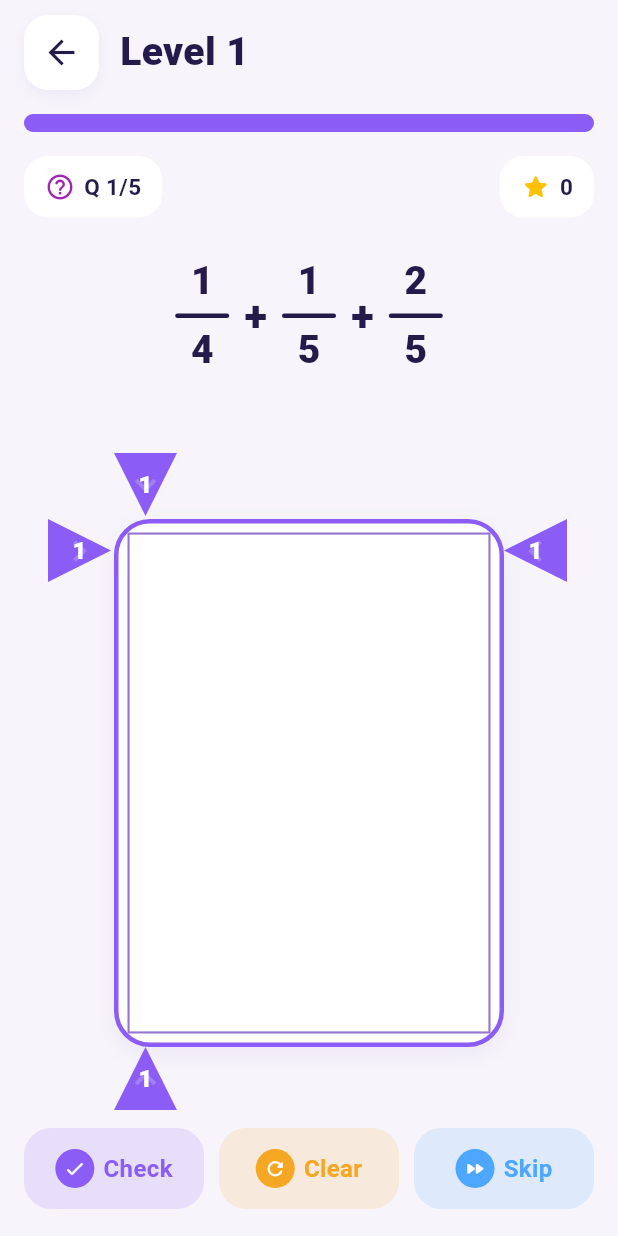
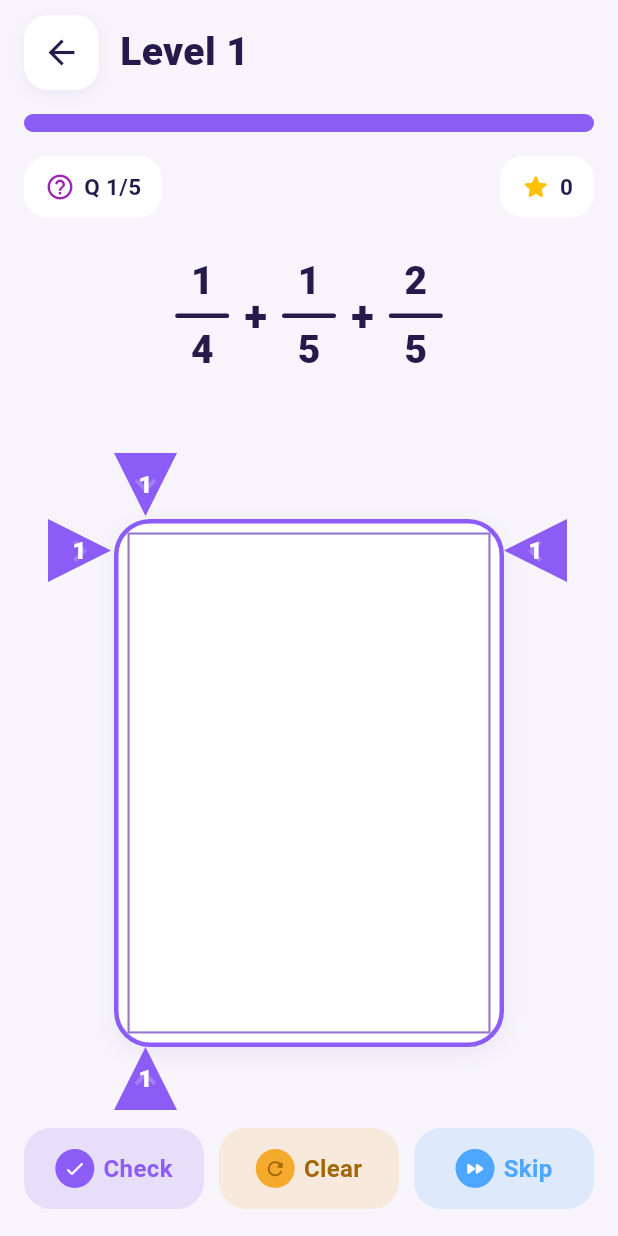
Before and after one commit to SyalbiaNoor/Simple-Maths-Mobile-Game, a Flutter app: the screen it shows after launch, after a tap on "Level 1", on a phone screen of 412 x 824 dp. Run offline on Flutter 3.47's test engine with Material 3 defaults, Android fonts, the phone set to English and light mode, and no system bars; our stand-ins replace get.

Commit message:
fixed row slider bug

```diff
--- a/lib/controllers/game_controller.dart
+++ b/lib/controllers/game_controller.dart
@@ -106,13 +106,17 @@ class GameController extends GetxController {
 
     horizontalHandleX.value += dx;
 
+    final double maxHorizontalRange = (containerWidth - 42) > 0
+        ? (containerWidth - 42)
+        : 1; // ensure positive divisor
+
     horizontalHandleX.value = horizontalHandleX.value.clamp(
       0,
-      containerWidth - 40,
+      maxHorizontalRange,
     );
 
     cols.value =
-        ((horizontalHandleX.value / (containerWidth - 40)) * 9).round() + 1;
+        ((horizontalHandleX.value / maxHorizontalRange) * 9).round() + 1;
 
     updateGrid();
   }
@@ -122,13 +126,13 @@ class GameController extends GetxController {
 
     verticalHandleY.value += dy;
 
-    verticalHandleY.value = verticalHandleY.value.clamp(
-      0,
-      containerHeight - 40,
-    );
+    final double maxVerticalRange = (containerHeight - 84) > 0
+        ? (containerHeight - 84)
+        : 1; // keep positive divisor (triangle height accounted)
 
-    rows.value =
-        ((verticalHandleY.value / (containerHeight - 40)) * 9).round() + 1;
+    verticalHandleY.value = verticalHandleY.value.clamp(0, maxVerticalRange);
+
+    rows.value = ((verticalHandleY.value / maxVerticalRange) * 9).round() + 1;
 
     updateGrid();
   }
@@ -192,7 +196,7 @@ class GameController extends GetxController {
       remainingChances--;
 
       if (remainingChances > 0) {
-        resultMessage.value = "Wrong! ${remainingChances} chance left";
+        resultMessage.value = "Wrong! $remainingChances chance left";
       } else {
         resultMessage.value = "Wrong!";
 
--- a/lib/pages/game_page.dart
+++ b/lib/pages/game_page.dart
@@ -149,7 +149,14 @@ class GamePage extends StatelessWidget {
                       Container(height: 44),
 
                       Positioned(
-                        left: controller.horizontalHandleX.value,
+                        left: controller.horizontalHandleX.value
+                            .clamp(
+                              0,
+                              (controller.containerWidth - 42) > 0
+                                  ? controller.containerWidth - 42
+                                  : 0,
+                            )
+                            .toDouble(),
                         child: GestureDetector(
                           onHorizontalDragUpdate: (details) {
                             controller.updateColumnsFromDrag(details.delta.dx);
@@ -173,11 +180,18 @@ class GamePage extends StatelessWidget {
                     children: [
                       SizedBox(
                         width: 44,
-                        height: controller.containerHeight,
+                        height: controller.containerHeight - 42,
                         child: Stack(
                           children: [
                             Positioned(
-                              top: controller.verticalHandleY.value,
+                              top: controller.verticalHandleY.value
+                                  .clamp(
+                                    0,
+                                    (controller.containerHeight - 84) > 0
+                                        ? controller.containerHeight - 84
+                                        : 0,
+                                  )
+                                  .toDouble(),
                               child: GestureDetector(
                                 onVerticalDragUpdate: (details) {
                                   controller.updateRowsFromDrag(
@@ -274,11 +288,18 @@ class GamePage extends StatelessWidget {
 
                       SizedBox(
                         width: 44,
-                        height: controller.containerHeight,
+                        height: controller.containerHeight - 42,
                         child: Stack(
                           children: [
                             Positioned(
-                              top: controller.verticalHandleY.value,
+                              top: controller.verticalHandleY.value
+                                  .clamp(
+                                    0,
+                                    (controller.containerHeight - 84) > 0
+                                        ? controller.containerHeight - 84
+                                        : 0,
+                                  )
+                                  .toDouble(),
                               child: GestureDetector(
                                 onVerticalDragUpdate: (details) {
                                   controller.updateRowsFromDrag(
@@ -308,7 +329,14 @@ class GamePage extends StatelessWidget {
                       Container(height: 44),
 
                       Positioned(
-                        left: controller.horizontalHandleX.value,
+                        left: controller.horizontalHandleX.value
+                            .clamp(
+                              0,
+                              (controller.containerWidth - 42) > 0
+                                  ? controller.containerWidth - 42
+                                  : 0,
+                            )
+                            .toDouble(),
                         child: GestureDetector(
                           onHorizontalDragUpdate: (details) {
                             controller.updateColumnsFromDrag(details.delta.dx);
@@ -351,6 +379,11 @@ class GamePage extends StatelessWidget {
                         onTap: () {
                           controller.clearSelection();
                         },
+                        // slightly darken the foreground (text & icon) while keeping the same tone
+                        iconColor: _darken(const Color(0xFFF5A623), 0.22),
+                        textColor: _darken(const Color(0xFFF5A623), 0.22),
+                        // make avatar slightly translucent so the darker icon contrasts
+                        avatarColor: const Color(0xFFF5A623).withOpacity(0.94),
                       ),
                     ),
 
@@ -599,7 +632,14 @@ class GamePage extends StatelessWidget {
     required Color color,
     required IconData icon,
     required VoidCallback onTap,
+    Color? iconColor,
+    Color? textColor,
+    Color? avatarColor,
   }) {
+    final Color usedAvatar = avatarColor ?? color;
+    final Color usedIcon = iconColor ?? Colors.white;
+    final Color usedText = textColor ?? color;
+
     return GestureDetector(
       onTap: onTap,
       child: Container(
@@ -613,8 +653,8 @@ class GamePage extends StatelessWidget {
           children: [
             CircleAvatar(
               radius: 13,
-              backgroundColor: color,
-              child: Icon(icon, color: Colors.white, size: 15),
+              backgroundColor: usedAvatar,
+              child: Icon(icon, color: usedIcon, size: 15),
             ),
 
             const SizedBox(width: 6),
@@ -622,7 +662,7 @@ class GamePage extends StatelessWidget {
             Text(
               text,
               style: TextStyle(
-                color: color,
+                color: usedText,
                 fontSize: 16,
                 fontWeight: FontWeight.w700,
               ),
@@ -631,6 +671,12 @@ class GamePage extends StatelessWidget {
         ),
       ),
     );
+  }
+
+  static Color _darken(Color color, [double amount = 0.1]) {
+    final hsl = HSLColor.fromColor(color);
+    final hslDark = hsl.withLightness((hsl.lightness - amount).clamp(0.0, 1.0));
+    return hslDark.toColor();
   }
 }
 
```
